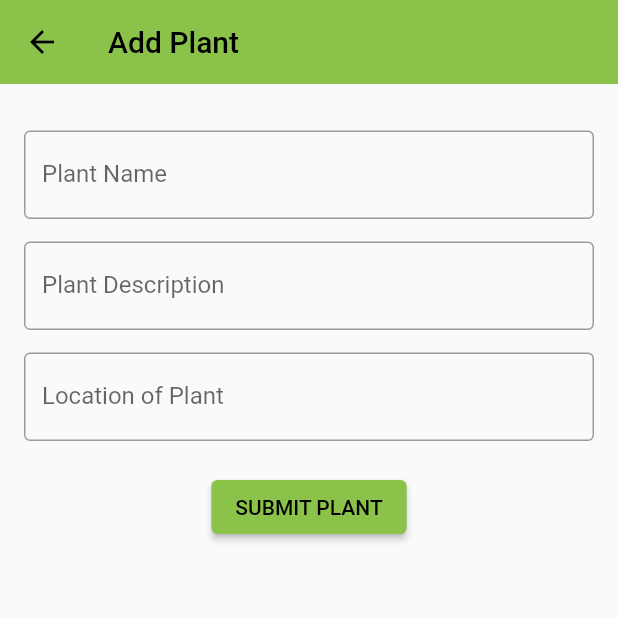
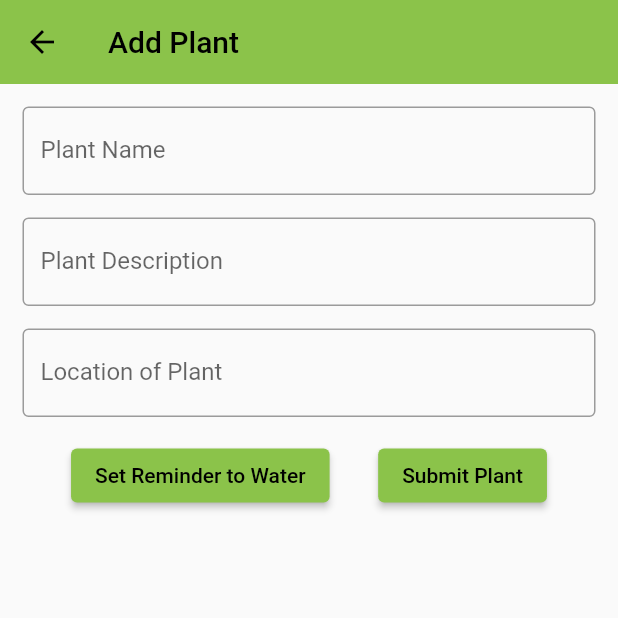
Before and after one commit to lomash-relia/Water-My-Plants, a Flutter app: the screen it shows after launch, after a tap on the "add" icon, on a phone screen of 412 x 824 dp, the top half of it. Run offline on Flutter 3.47's test engine with Material 2 defaults, Android fonts, the phone set to English and light mode, and no system bars; our stand-ins replace animated_splash_screen, awesome_notifications, bloc, flutter_bloc, hive, hive_flutter and 1 more; accounts and stored records are empty.

Commit message:
notifications added

```diff
--- a/lib/features/home_page/Bloc/home_bloc.dart
+++ b/lib/features/home_page/Bloc/home_bloc.dart
@@ -16,6 +16,7 @@ class HomeBloc extends Bloc<HomeEvent, HomeState> {
     on<HomeAddPlantEvent>(homeAddPlantEvent);
     on<HomeShopButtonNavigateEvent>(homeShopButtonNavigateEvent);
     on<HomeInfoButtonNavigateEvent>(homeInfoButtonNavigateEvent);
+    on<HomeDeletePlantEvent>(homeDeletePlantEvent);
   }
 
   FutureOr<void> homeInitialEvent(
@@ -38,6 +39,12 @@ class HomeBloc extends Bloc<HomeEvent, HomeState> {
     print(PlantsList.plantsList);
   }
 
+  FutureOr<void> homeDeletePlantEvent(
+      HomeDeletePlantEvent event, Emitter<HomeState> emit) {
+    PlantsList.plantsList.remove(event.newPlant);
+    emit(HomeDeletePlantState());
+  }
+
   FutureOr<void> homeAddPlantButtonNavigateEvent(
       HomeAddPlantButtonNavigateEvent event, Emitter<HomeState> emit) {
     //navigate to add new plant page
@@ -53,5 +60,6 @@ class HomeBloc extends Bloc<HomeEvent, HomeState> {
   FutureOr<void> homeInfoButtonNavigateEvent(
       HomeInfoButtonNavigateEvent event, Emitter<HomeState> emit) {
     //navigate to info page
+    emit(HomeNavigateToInfoState());
   }
 }
--- a/lib/features/home_page/Bloc/home_event.dart
+++ b/lib/features/home_page/Bloc/home_event.dart
@@ -16,3 +16,9 @@ class HomeAddPlantEvent extends HomeEvent {
 
   HomeAddPlantEvent({required this.newPlant});
 }
+
+class HomeDeletePlantEvent extends HomeEvent {
+  final HomePlantModel newPlant;
+
+  HomeDeletePlantEvent({required this.newPlant});
+}
--- a/lib/features/home_page/Bloc/home_state.dart
+++ b/lib/features/home_page/Bloc/home_state.dart
@@ -25,4 +25,6 @@ class HomeNavigateToAddPlantState extends HomeActionState {}
 
 class HomeAddPlantState extends HomeState {}
 
+class HomeDeletePlantState extends HomeState {}
+
 class HomeRefreshActionState extends HomeActionState {}
--- a/lib/features/home_page/UI/AddPlantPage.dart
+++ b/lib/features/home_page/UI/AddPlantPage.dart
@@ -1,3 +1,4 @@
+import 'package:awesome_notifications/awesome_notifications.dart';
 import 'package:flutter/material.dart';
 import 'package:hive_flutter/hive_flutter.dart';
 import 'package:watermyplants/features/home_page/Bloc/home_bloc.dart';
@@ -6,14 +7,42 @@ import 'package:watermyplants/features/home_page/models/HomePlantModel.dart';
 class AddPlantPage extends StatelessWidget {
   AddPlantPage({Key? key, required this.homeBloc}) : super(key: key);
 
-  Box<HomePlantModel> box = Hive.box('plants');
+  final Box<HomePlantModel> box = Hive.box('plants');
+
   final HomeBloc homeBloc;
 
-  final TextEditingController titleController = TextEditingController();
+  final _formKey = GlobalKey<FormState>();
+  final TextEditingController _titleController = TextEditingController();
+  final TextEditingController _descriptionController = TextEditingController();
+  final TextEditingController _locationController = TextEditingController();
+  TimeOfDay? selectedTime = TimeOfDay.now();
 
-  final TextEditingController descriptionController = TextEditingController();
-
-  final TextEditingController locationController = TextEditingController();
+  handlePlant() {
+    if (_formKey.currentState!.validate()) {
+      HomePlantModel newPlant = HomePlantModel(
+          name: _titleController.text,
+          description: _descriptionController.text,
+          location: _locationController.text);
+      if (selectedTime != null) {
+        AwesomeNotifications().createNotification(
+          content: NotificationContent(
+            id: 1,
+            channelKey: 'basic_channel',
+            category: NotificationCategory.Reminder,
+            title: 'Water your plants!',
+            body: 'It\'s time to water your plants.',
+          ),
+          schedule: NotificationCalendar(
+              hour: selectedTime!.hour,
+              minute: selectedTime!.minute,
+              repeats: true),
+        );
+      }
+      box.add(newPlant);
+      print('plant added in storage');
+      homeBloc.add(HomeAddPlantEvent(newPlant: newPlant));
+    }
+  }
 
   @override
   Widget build(BuildContext context) {
@@ -22,16 +51,20 @@ class AddPlantPage extends StatelessWidget {
         elevation: 0,
         title: const Text('Add Plant'),
       ),
-      body: Padding(
-        padding: const EdgeInsets.all(16.0),
-        child: Form(
+      body: Form(
+          key: _formKey,
+          child: Padding(
+            padding: const EdgeInsets.all(15.0),
             child: Column(
               children: [
-            const SizedBox(
-              height: 15,
-            ),
                 TextFormField(
-              controller: titleController,
+                  controller: _titleController,
+                  validator: (value) {
+                    if (value!.isEmpty) {
+                      return 'Please enter Name';
+                    }
+                    return null;
+                  },
                   decoration: const InputDecoration(
                     label: Text('Plant Name'),
                     border: OutlineInputBorder(),
@@ -41,7 +74,13 @@ class AddPlantPage extends StatelessWidget {
                   height: 15,
                 ),
                 TextFormField(
-              controller: descriptionController,
+                  controller: _descriptionController,
+                  validator: (value) {
+                    if (value!.isEmpty) {
+                      return 'Please enter some description';
+                    }
+                    return null;
+                  },
                   decoration: const InputDecoration(
                     label: Text('Plant Description'),
                     border: OutlineInputBorder(),
@@ -51,31 +90,42 @@ class AddPlantPage extends StatelessWidget {
                   height: 15,
                 ),
                 TextFormField(
-              controller: locationController,
+                  controller: _locationController,
+                  validator: (value) {
+                    if (value!.isEmpty) {
+                      return 'Please enter the location';
+                    }
+                    return null;
+                  },
                   decoration: const InputDecoration(
                     label: Text('Location of Plant'),
                     border: OutlineInputBorder(),
                   ),
                 ),
                 const SizedBox(
-              height: 20,
+                  height: 15,
+                ),
+                Row(
+                    mainAxisAlignment: MainAxisAlignment.spaceEvenly,
+                    children: [
+                      ElevatedButton(
+                        onPressed: () async {
+                          selectedTime = await showTimePicker(
+                            context: context,
+                            initialTime: TimeOfDay.now(),
+                            initialEntryMode: TimePickerEntryMode.input,
+                          );
+                        },
+                        child: const Text('Set Reminder to Water'),
                       ),
                       ElevatedButton(
-              onPressed: () async {
-                HomePlantModel newPlant = HomePlantModel(
-                    name: titleController.text,
-                    description: descriptionController.text,
-                    location: locationController.text);
-
-                box.add(newPlant);
-                print('--------plant added in storage ------');
-                homeBloc.add(HomeAddPlantEvent(newPlant: newPlant));
-              },
-              child: const Text('SUBMIT PLANT'),
+                        onPressed: handlePlant,
+                        child: const Text('Submit Plant'),
                       ),
+                    ]),
               ],
+            ),
           )),
-      ),
     );
   }
 }
--- a/lib/features/home_page/UI/HomePage.dart
+++ b/lib/features/home_page/UI/HomePage.dart
@@ -62,11 +62,11 @@ class _HomePageState extends State<HomePage> {
                           homeBloc: homeBloc,
                         )));
           } else if (state is HomeNavigateToShopState) {
-            Navigator.push(
-                context, MaterialPageRoute(builder: (context) => ShopPage()));
+            Navigator.push(context,
+                MaterialPageRoute(builder: (context) => const ShopPage()));
           } else if (state is HomeNavigateToInfoState) {
-            Navigator.push(
-                context, MaterialPageRoute(builder: (context) => InfoPage()));
+            Navigator.push(context,
+                MaterialPageRoute(builder: (context) => const InfoPage()));
           }
         },
         builder: (context, state) {
@@ -100,7 +100,7 @@ class _HomePageState extends State<HomePage> {
             default:
               return const Center(
                 child: Text(
-                  'Default',
+                  'Add Plants',
                   style: TextStyle(fontSize: 30, fontWeight: FontWeight.bold),
                 ),
               );
--- a/lib/features/splash_screen/SplashScreen.dart
+++ b/lib/features/splash_screen/SplashScreen.dart
@@ -1,9 +1,25 @@
 import 'package:animated_splash_screen/animated_splash_screen.dart';
+import 'package:awesome_notifications/awesome_notifications.dart';
 import 'package:flutter/material.dart';
 import 'package:watermyplants/features/home_page/UI/HomePage.dart';
 
-class SplashScreen extends StatelessWidget {
+class SplashScreen extends StatefulWidget {
   const SplashScreen({Key? key}) : super(key: key);
+
+  @override
+  State<SplashScreen> createState() => _SplashScreenState();
+}
+
+class _SplashScreenState extends State<SplashScreen> {
+  @override
+  void initState() {
+    super.initState();
+    AwesomeNotifications().isNotificationAllowed().then((isAllowed) {
+      if (!isAllowed) {
+        AwesomeNotifications().requestPermissionToSendNotifications();
+      }
+    });
+  }
 
   @override
   Widget build(BuildContext context) {
--- a/lib/main.dart
+++ b/lib/main.dart
@@ -1,3 +1,4 @@
+import 'package:awesome_notifications/awesome_notifications.dart';
 import 'package:flutter/material.dart';
 import 'package:hive_flutter/hive_flutter.dart';
 import 'package:watermyplants/features/home_page/models/HomePlantModel.dart';
@@ -7,7 +8,17 @@ void main() async {
   WidgetsFlutterBinding.ensureInitialized();
   await Hive.initFlutter();
   Hive.registerAdapter(HomePlantModelAdapter());
-  Box<HomePlantModel> box = await Hive.openBox('plants');
+  final Box<HomePlantModel> box = await Hive.openBox('plants');
+  AwesomeNotifications().initialize(
+      null,
+      [
+        NotificationChannel(
+            channelKey: 'basic_channel',
+            channelName: 'Reminder Notification',
+            channelDescription:
+                'This notification will make sure you don\'t miss out water your plants')
+      ],
+      debug: true);
   runApp(const MyApp());
 }
 
--- a/pubspec.yaml
+++ b/pubspec.yaml
@@ -38,7 +38,7 @@ dependencies:
   hive_flutter: ^1.1.0
   hive_generator: ^1.1.3
   webview_flutter: ^4.2.0
-
+  awesome_notifications: ^0.7.4+1
 
   # The following adds the Cupertino Icons font to your application.
   # Use with the CupertinoIcons class for iOS style icons.
```
Also changed, not shown: lib/features/home_page/UI/PlantTile.dart (+18 -3 lines), lib/features/info_page/InfoPage.dart (+15 -1 lines), pubspec.lock, 2 other files. Lines whose indentation alone changed are shown as unchanged.
